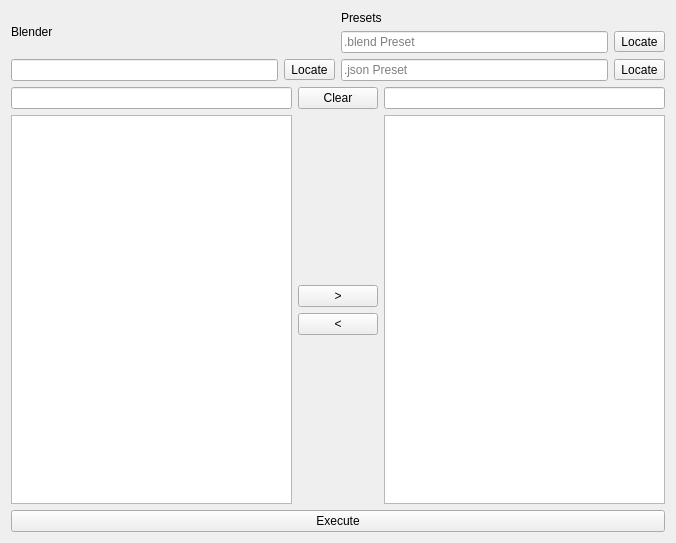
This is app/ui/apply_light_preset.ui in MrYapikZ/PyQt6-Shot-Builder-Blender-Comp as Qt 5 draws it before an edit. The edited form follows.
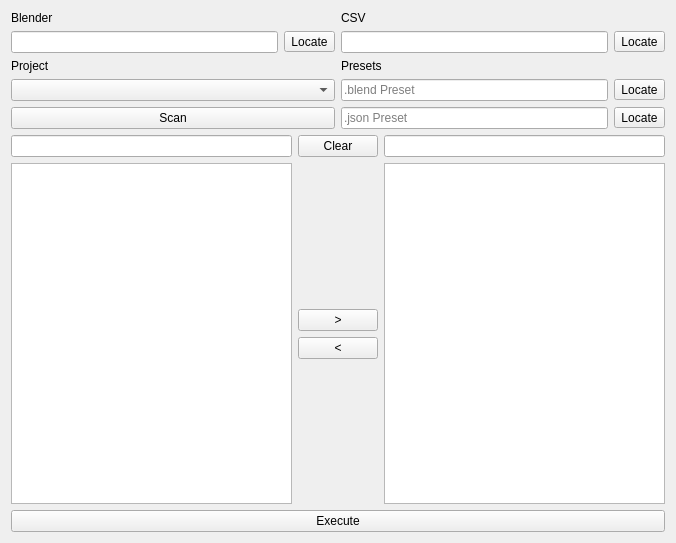
This is the edited form.

Commit message: feat: list data and move by index

Patch:
```diff
--- a/app/ui/apply_light_preset.ui
+++ b/app/ui/apply_light_preset.ui
@@ -16,6 +16,27 @@
   <layout class="QGridLayout" name="gridLayout">
    <item row="0" column="0">
     <layout class="QGridLayout" name="gridLayout_data">
+     <item row="0" column="1">
+      <layout class="QGridLayout" name="gridLayout_csv">
+       <item row="1" column="0">
+        <widget class="QLineEdit" name="lineEdit_csv"/>
+       </item>
+       <item row="1" column="1">
+        <widget class="QToolButton" name="toolButton_csv">
+         <property name="text">
+          <string>Locate</string>
+         </property>
+        </widget>
+       </item>
+       <item row="0" column="0" colspan="2">
+        <widget class="QLabel" name="label_csv">
+         <property name="text">
+          <string>CSV</string>
+         </property>
+        </widget>
+       </item>
+      </layout>
+     </item>
      <item row="0" column="0">
       <layout class="QGridLayout" name="gridLayout_blender">
        <item row="2" column="1">
@@ -37,7 +58,32 @@
        </item>
       </layout>
      </item>
-     <item row="0" column="1">
+     <item row="1" column="0">
+      <layout class="QGridLayout" name="gridLayout_project">
+       <item row="1" column="0" colspan="2">
+        <widget class="QLabel" name="label_project">
+         <property name="text">
+          <string>Project</string>
+         </property>
+        </widget>
+       </item>
+       <item row="2" column="0" colspan="2">
+        <widget class="QComboBox" name="comboBox_project"/>
+       </item>
+      </layout>
+     </item>
+     <item row="2" column="0">
+      <layout class="QGridLayout" name="gridLayout_scan">
+       <item row="0" column="0">
+        <widget class="QPushButton" name="pushButton_scan">
+         <property name="text">
+          <string>Scan</string>
+         </property>
+        </widget>
+       </item>
+      </layout>
+     </item>
+     <item row="1" column="1" rowspan="2">
       <layout class="QGridLayout" name="gridLayout_preset">
        <item row="3" column="0">
         <widget class="QLineEdit" name="lineEdit_presetJson">
```
Left out of the diff: 38 changed lines with no effect on the pictures. The commit also changes 2 other files.
